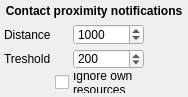
Before: the Qt Designer form src/plugins/contactproximitynotification/contactproximitynotificationoptions2.ui in xnamed/vacuum-im, drawn with Qt 5.
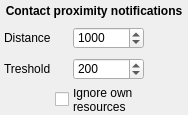
After: the same form once the commit is applied.

```diff
--- a/src/plugins/contactproximitynotification/contactproximitynotificationoptions2.ui
+++ b/src/plugins/contactproximitynotification/contactproximitynotificationoptions2.ui
@@ -7,7 +7,7 @@
     <x>0</x>
     <y>0</y>
     <width>188</width>
-    <height>94</height>
+    <height>115</height>
    </rect>
   </property>
   <property name="sizePolicy">
@@ -20,6 +20,9 @@
    <string notr="true">Contact proximity notification options</string>
   </property>
   <layout class="QVBoxLayout" name="verticalLayout">
+   <property name="spacing">
+    <number>9</number>
+   </property>
    <property name="leftMargin">
     <number>4</number>
    </property>
@@ -56,9 +59,12 @@
    </item>
    <item>
     <layout class="QGridLayout" name="gridLayout">
-     <property name="spacing">
+     <property name="horizontalSpacing">
       <number>4</number>
      </property>
+     <property name="verticalSpacing">
+      <number>9</number>
+     </property>
      <item row="2" column="2">
       <widget class="QLabel" name="label">
        <property name="sizePolicy">
```
